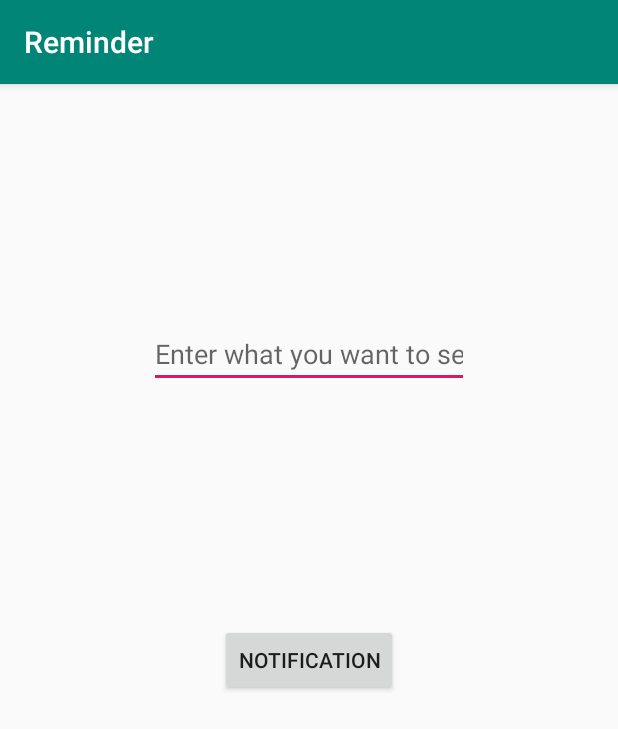
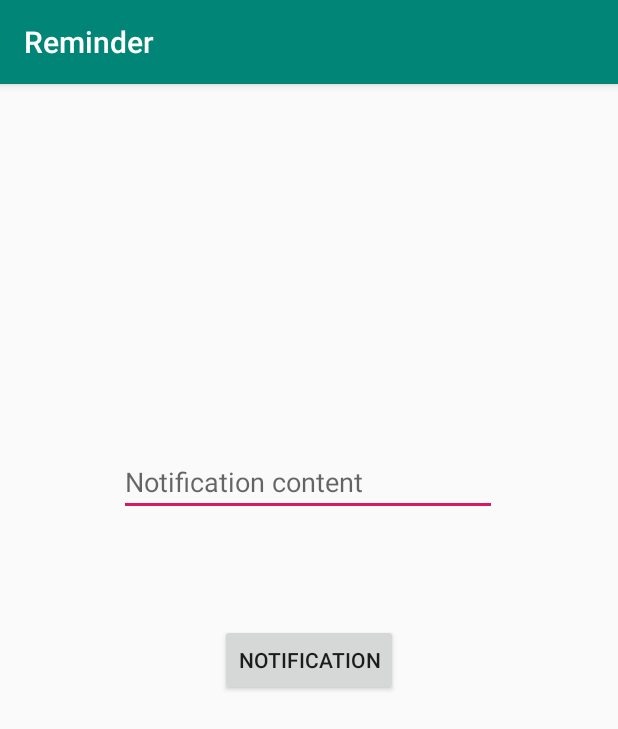
Before and after one commit to GraviNier/Reminder, an Android app: the screen it shows after launch (MainActivity), on a phone screen of 412 x 824 dp. Shown: the top 729 px of the screen. Run offline under Robolectric (Android 15) with nearby library versions, the phone set to English and light mode, and no system bars.

Commit message:
入力された内容を通知する処理を実装 Implement the process to notify the input contents.

```diff
--- a/app/src/main/java/com/example/reminder/MainActivity.kt
+++ b/app/src/main/java/com/example/reminder/MainActivity.kt
@@ -6,32 +6,31 @@ import android.content.Context
 import android.os.Build
 import androidx.appcompat.app.AppCompatActivity
 import android.os.Bundle
-import android.util.Log
 import androidx.core.app.NotificationCompat
 import androidx.core.app.NotificationManagerCompat
 import kotlinx.android.synthetic.main.activity_main.*
 
+private const val CHANNEL_ID = "channel_id"
+private const val CHANNEL_NAME = "channel_name"
+private const val CHANNEL_DESCRIPTION = "channel_description "
+
 class MainActivity : AppCompatActivity() {
-    private val CHANNEL_ID = "channel_id"
 
     override fun onCreate(savedInstanceState: Bundle?) {
         super.onCreate(savedInstanceState)
         setContentView(R.layout.activity_main)
-
         createChannel()
-
-        Log.e("",editTextNotificationContent.text.toString())
-
-        /// 通知の中身
-        val builder = NotificationCompat.Builder(this, CHANNEL_ID)
-            .setSmallIcon(R.drawable.ic_launcher_background)    /// 表示されるアイコン
-            .setContentTitle("Notification")                  /// 通知タイトル
-            .setContentText(editTextNotificationContent.text.toString())           /// 通知コンテンツ
-            .setPriority(NotificationCompat.PRIORITY_DEFAULT)   /// 通知の優先度
 
         var notificationId = 0   /// notificationID
 
         buttonNotification.setOnClickListener {
+            /// 通知の中身
+            val builder = NotificationCompat.Builder(this, CHANNEL_ID)
+                .setSmallIcon(R.drawable.ic_launcher_background)    /// 表示されるアイコン
+                .setContentTitle("Notification")                  /// 通知タイトル
+                .setContentText(editTextNotificationContent.text.toString())           /// 通知コンテンツ
+                .setPriority(NotificationCompat.PRIORITY_DEFAULT)   /// 通知の優先度
+
             /// ボタンを押して通知を表示
             with(NotificationManagerCompat.from(this)) {
                 notify(notificationId, builder.build())
@@ -40,17 +39,12 @@ class MainActivity : AppCompatActivity() {
         }
     }
 
-    fun createChannel(){
-
-        val channel_name = "channel_name"
-        val channel_description = "channel_description "
+    private fun createChannel(){
         ///APIレベルに応じてチャネルを作成
         if (Build.VERSION.SDK_INT >= Build.VERSION_CODES.O) {
-            val name = channel_name
-            val descriptionText = channel_description
             val importance = NotificationManager.IMPORTANCE_DEFAULT
-            val channel = NotificationChannel(CHANNEL_ID, name, importance).apply {
-                description = descriptionText
+            val channel = NotificationChannel(CHANNEL_ID, CHANNEL_NAME, importance).apply {
+                description = CHANNEL_DESCRIPTION
             }
             /// チャネルを登録
             val notificationManager: NotificationManager =
--- a/app/src/main/res/layout/activity_main.xml
+++ b/app/src/main/res/layout/activity_main.xml
@@ -18,14 +18,17 @@
 
     <EditText
         android:id="@+id/editTextNotificationContent"
-        android:layout_width="wrap_content"
-        android:layout_height="wrap_content"
+        android:layout_width="252dp"
+        android:layout_height="40dp"
         android:ems="10"
         android:hint="@string/notificationContent"
         android:inputType="textPersonName"
         app:layout_constraintBottom_toTopOf="@+id/buttonNotification"
         app:layout_constraintEnd_toEndOf="parent"
+        app:layout_constraintHorizontal_bias="0.496"
         app:layout_constraintStart_toStartOf="parent"
-        app:layout_constraintTop_toTopOf="parent" />
+        app:layout_constraintTop_toTopOf="parent"
+        app:layout_constraintVertical_bias="0.774"
+        android:importantForAutofill="no"/>
 
 </androidx.constraintlayout.widget.ConstraintLayout>
--- a/app/src/main/res/values/strings.xml
+++ b/app/src/main/res/values/strings.xml
@@ -1,5 +1,5 @@
 <resources>
     <string name="app_name">Reminder</string>
     <string name="notification">notification</string>
-    <string name="notificationContent">Enter what you want to see in the notification</string>
+    <string name="notificationContent">Notification content</string>
 </resources>
```
